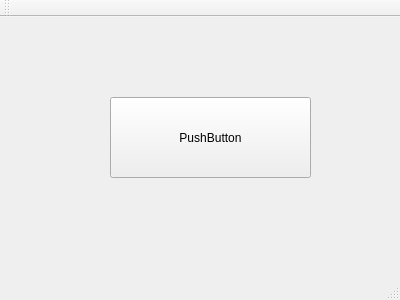
Above: apps-python/simple-view/mainwindow.ui from quachconghoang/iot-base before the change. Below: the same form after it.
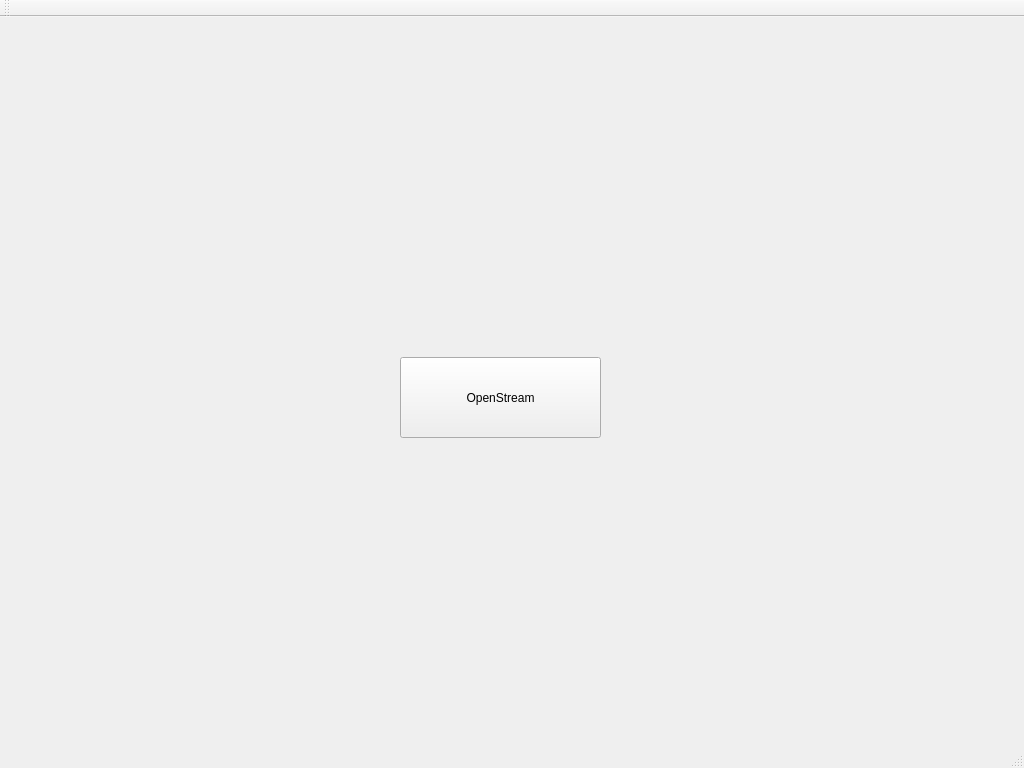
That is the form after the change.

The edit to the form file:
```diff
--- a/apps-python/simple-view/mainwindow.ui
+++ b/apps-python/simple-view/mainwindow.ui
@@ -6,8 +6,8 @@
    <rect>
     <x>0</x>
     <y>0</y>
-    <width>400</width>
-    <height>300</height>
+    <width>1024</width>
+    <height>768</height>
    </rect>
   </property>
   <property name="windowTitle">
@@ -17,14 +17,14 @@
    <widget class="QPushButton" name="pushButton">
     <property name="geometry">
      <rect>
-      <x>110</x>
-      <y>80</y>
+      <x>400</x>
+      <y>340</y>
       <width>201</width>
       <height>81</height>
      </rect>
     </property>
     <property name="text">
-     <string>PushButton</string>
+     <string>OpenStream</string>
     </property>
    </widget>
   </widget>
```
Left out of the diff: 4 changed lines with no effect on the pictures.
